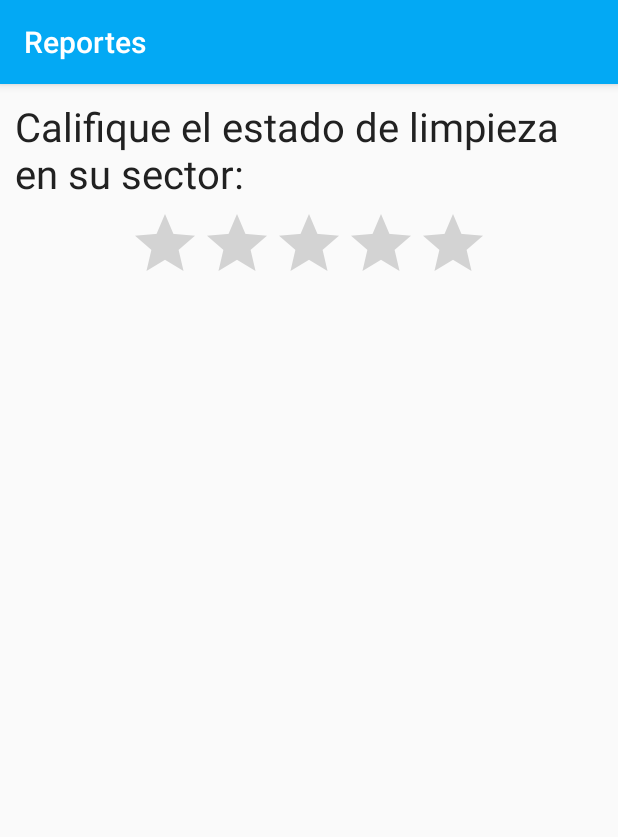
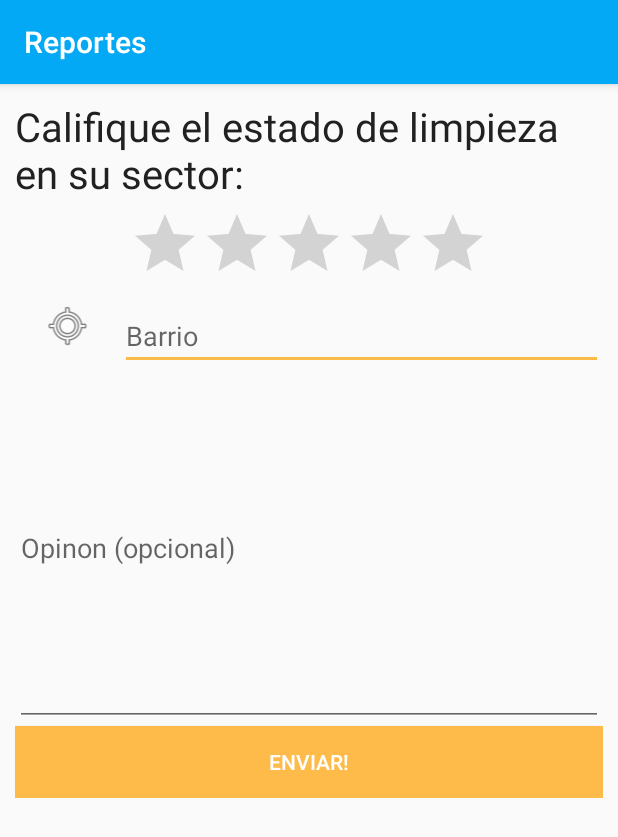
Before and after one commit to hectorandac/LimpiApp, an Android app: the Reportes screen opened directly, with no data from a screen before it, on a phone screen of 412 x 824 dp. Shown: the top 837 px of the screen. Run offline under Robolectric (Android 15) with nearby library versions, the phone set to English and light mode, and no system bars.

Commit message:
Created UI

```diff
--- a/app/src/main/java/com/limpiapp/hecto/limpiapp/MainActivity.java
+++ b/app/src/main/java/com/limpiapp/hecto/limpiapp/MainActivity.java
@@ -38,4 +38,9 @@ public class MainActivity extends AppCompatActivity {
         Intent myIntent = new Intent(this, Reportes.class);
         this.startActivity(myIntent);
     }
+
+    public void openContenedor(View v){
+        Intent myIntent = new Intent(this, Contenedores.class);
+        this.startActivity(myIntent);
+    }
 }
--- a/app/src/main/res/layout/activity_reportes.xml
+++ b/app/src/main/res/layout/activity_reportes.xml
@@ -39,6 +39,46 @@
                     tools:layout_editor_absoluteY="16dp" />
             </RelativeLayout>
 
+            <LinearLayout
+                android:layout_width="match_parent"
+                android:layout_height="match_parent"
+                android:orientation="horizontal">
+
+                <ImageView
+                    android:id="@+id/imageView3"
+                    android:layout_width="wrap_content"
+                    android:layout_height="wrap_content"
+                    android:layout_weight="1"
+                    app:srcCompat="@android:drawable/ic_menu_mylocation" />
+
+                <AutoCompleteTextView
+                    android:id="@+id/autoCompleteTextView2"
+                    android:layout_width="wrap_content"
+                    android:layout_height="wrap_content"
+                    android:layout_weight="7"
+                    android:hint="Barrio"/>
+
+            </LinearLayout>
+
+            <EditText
+                android:id="@+id/editText5"
+                android:layout_width="match_parent"
+                android:layout_height="wrap_content"
+                android:layout_weight="1"
+                android:ems="10"
+                android:hint="Opinon (opcional)"
+                android:inputType="textMultiLine"
+                android:lines="10"
+                android:singleLine="false" />
+
+            <Button
+                android:id="@+id/button4"
+                android:layout_width="match_parent"
+                android:layout_height="wrap_content"
+                android:background="@color/colorAccent"
+                android:text="Enviar!"
+                android:textColor="@android:color/white" />
+
         </LinearLayout>
     </ScrollView>
 
--- a/app/src/main/res/values/strings.xml
+++ b/app/src/main/res/values/strings.xml
@@ -25,4 +25,5 @@
         <item>San Juan</item>
         <item>San Jose</item>
     </string-array>
+    <string name="title_activity_contenedores">Contenedores</string>
 </resources>
```
Also changed, not shown: app/src/main/AndroidManifest.xml (+6 -3 lines), app/src/main/java/com/limpiapp/hecto/limpiapp/Contenedores.java (added, +46 -0 lines), app/src/main/res/layout/activity_contenedores.xml (added, +9 -0 lines), app/src/main/res/layout/activity_main.xml (+21 -1 lines).
